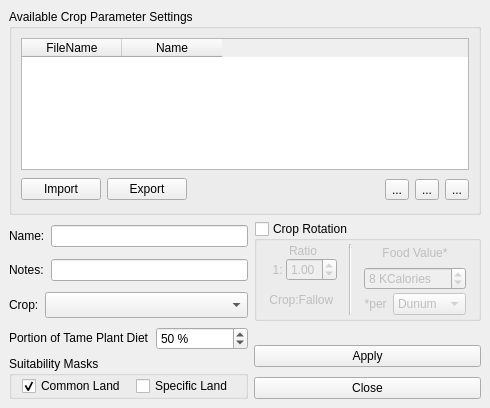
First picture: the form in src/ui/lacropparametermanagerbase.ui, repository arkygeek/landuseanalyst, before the edit.
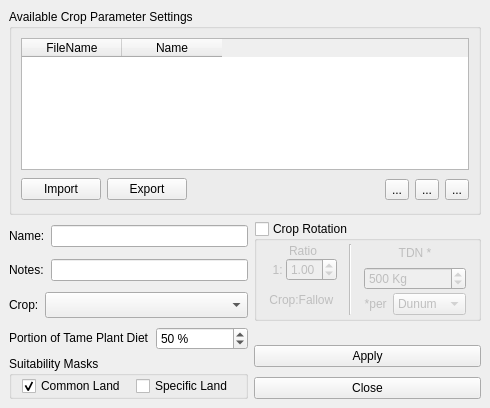
Second picture: the form after the edit. Icons and pictures are not drawn.

Patch:
```diff
--- a/src/ui/lacropparametermanagerbase.ui
+++ b/src/ui/lacropparametermanagerbase.ui
@@ -209,7 +209,7 @@
           <item>
            <widget class="QLabel" name="labelFallow2" >
             <property name="text" >
-             <string>Food Value*</string>
+             <string>TDN *</string>
             </property>
             <property name="alignment" >
              <set>Qt::AlignCenter</set>
@@ -239,16 +239,16 @@
 &lt;p style=" margin-top:0px; margin-bottom:0px; margin-left:0px; margin-right:0px; -qt-block-indent:0; text-indent:0px;">If the selected crop is being grown in a rotation, producing fallow land, that land can be grazed. LandUse Analyst needs to know how many calories this land can give grazing animals per year. These numbers are in KCalories per dunum/hectare. (you can select the area units)&lt;/p>&lt;/body>&lt;/html></string>
             </property>
             <property name="suffix" >
-             <string> KCalories</string>
+             <string> Kg</string>
             </property>
             <property name="maximum" >
-             <number>500</number>
+             <number>5000</number>
             </property>
             <property name="minimum" >
              <number>1</number>
             </property>
             <property name="value" >
-             <number>8</number>
+             <number>500</number>
             </property>
            </widget>
           </item>
```
Left out of the diff: 7 changed lines with no effect on the pictures.
